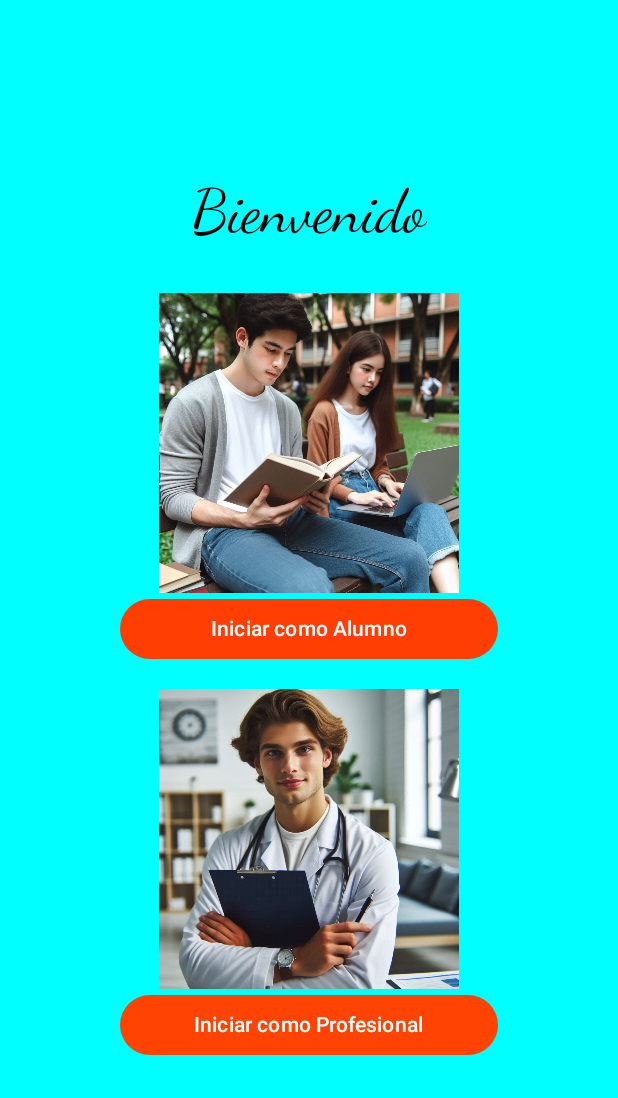
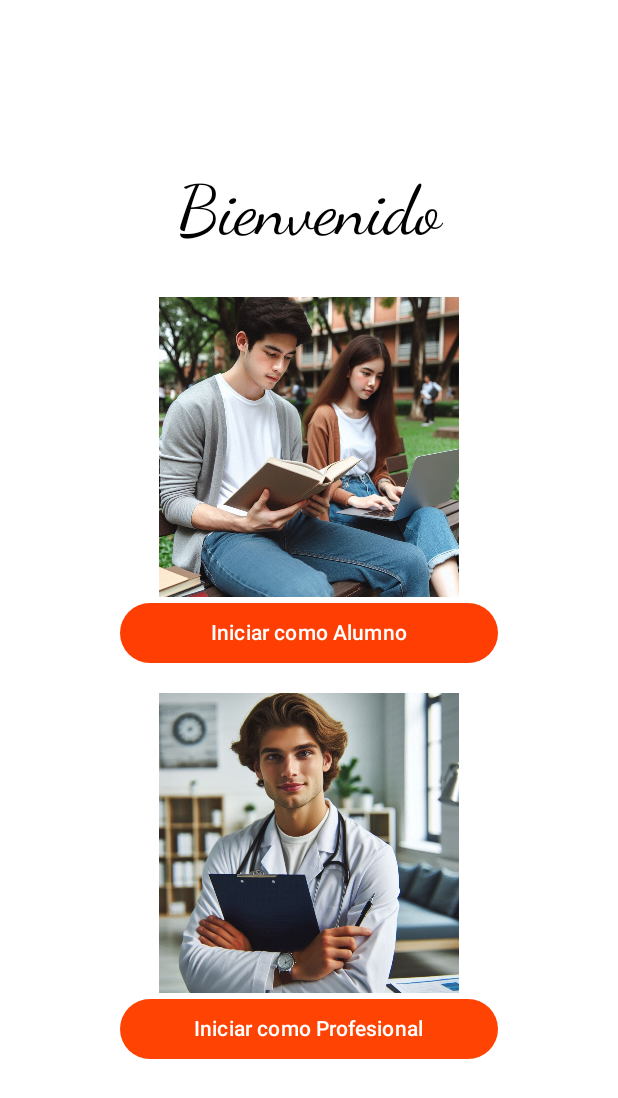
Before and after one commit to bbluloops/SisvitaAS_G3, an Android app built with Jetpack Compose: the screen it shows after launch (MainActivity), on a phone screen of 412 x 824 dp. Shown: the top 1098 px of the screen. Run offline under Robolectric (Android 15) with nearby library versions, the phone set to English and light mode, and no system bars.

Commit message:
Fondo blanco

```diff
--- a/app/src/main/java/com/example/proyectosisvitag3/ui/theme/login/iu/MainScreen.kt
+++ b/app/src/main/java/com/example/proyectosisvitag3/ui/theme/login/iu/MainScreen.kt
@@ -21,7 +21,7 @@ import com.example.proyectosisvitag3.R
 fun MainScreen(navController: NavHostController) {
     Surface(
         modifier = Modifier.fillMaxSize(),
-        color = Color.Cyan
+        color = Color.White
     ) {
         Column(
             modifier = Modifier.fillMaxSize(),
@@ -30,7 +30,7 @@ fun MainScreen(navController: NavHostController) {
         ) {
             Text(
                 text = "Bienvenido",
-                style = TextStyle(fontSize = 40.sp, color = Color.Black, fontFamily = FontFamily.Cursive)
+                style = TextStyle(fontSize = 45.sp, color = Color.Black, fontFamily = FontFamily.Cursive)
             )
             Spacer(modifier = Modifier.height(30.dp))
             Column {
```
